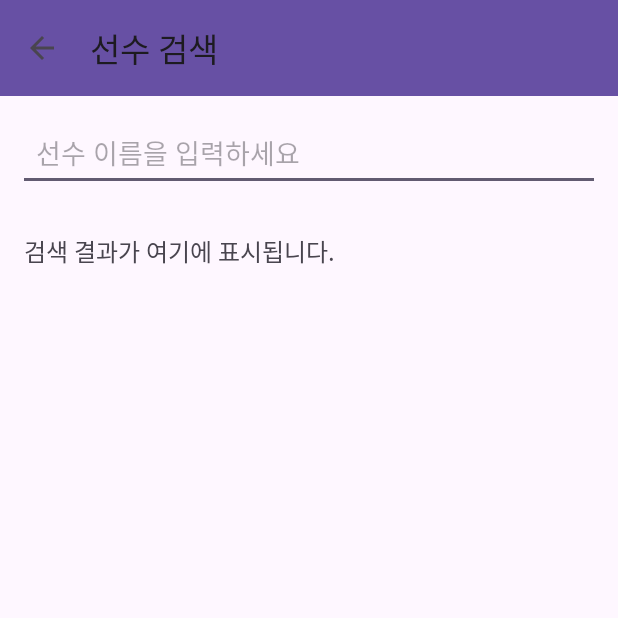
After one commit to Dohoon306/PremierLeagueApp, an Android app: the SearchPlayerActivity screen opened directly, with no data from a screen before it, on a phone screen of 412 x 824 dp, the top half of it. The commit adds this screen. Run offline under Robolectric (Android 15) with nearby library versions, the phone set to English and light mode, and no system bars.

Commit message:
+PlayerSearch

```diff
--- /dev/null
+++ b/app/src/main/java/com/example/teamproject/SearchPlayerActivity.kt
@@ -0,0 +1,60 @@
+package com.example.teamproject
+
+import android.os.Bundle
+import android.view.inputmethod.EditorInfo
+import android.widget.Toast
+import androidx.activity.enableEdgeToEdge
+import androidx.appcompat.app.AppCompatActivity
+import androidx.core.view.ViewCompat
+import androidx.core.view.WindowInsetsCompat
+import com.example.teamproject.databinding.ActivitySearchPlayerBinding
+
+class SearchPlayerActivity : AppCompatActivity() {
+
+    private lateinit var binding: ActivitySearchPlayerBinding
+
+    override fun onCreate(savedInstanceState: Bundle?) {
+        super.onCreate(savedInstanceState)
+        binding = ActivitySearchPlayerBinding.inflate(layoutInflater)
+        setContentView(binding.root)
+
+        // 툴바 설정
+        setSupportActionBar(binding.toolbarSearch)
+        supportActionBar?.setDisplayHomeAsUpEnabled(true)
+        supportActionBar?.title = "선수 검색"
+
+        // 검색 실행
+        binding.editSearch.setOnEditorActionListener { _, actionId, _ ->
+            if (actionId == EditorInfo.IME_ACTION_SEARCH) {
+                searchPlayer(binding.editSearch.text.toString().trim())
+                true
+            } else {
+                false
+            }
+        }
+    }
+
+    private fun searchPlayer(keyword: String) {
+        if (keyword.isEmpty()) {
+            Toast.makeText(this, "검색어를 입력하세요", Toast.LENGTH_SHORT).show()
+            return
+        }
+
+        val teams = getTeamList(this)
+        val result = buildString {
+            for (team in teams) {
+                val matched = team.players.filter { it.name.contains(keyword, ignoreCase = true) }
+                for (player in matched) {
+                    append("${player.name} (${player.position})  #${player.number} - ${team.name}\n")
+                }
+            }
+        }
+
+        binding.tvResult.text = if (result.isEmpty()) "일치하는 선수가 없습니다." else result.trim()
+    }
+
+    override fun onSupportNavigateUp(): Boolean {
+        finish()
+        return true
+    }
+}
--- /dev/null
+++ b/app/src/main/res/layout/activity_search_player.xml
@@ -0,0 +1,33 @@
+<?xml version="1.0" encoding="utf-8"?>
+<LinearLayout xmlns:android="http://schemas.android.com/apk/res/android"
+    xmlns:app="http://schemas.android.com/apk/res-auto"
+    android:orientation="vertical"
+    android:layout_width="match_parent"
+    android:layout_height="match_parent">
+
+    <androidx.appcompat.widget.Toolbar
+        android:id="@+id/toolbarSearch"
+        android:layout_width="match_parent"
+        android:layout_height="?attr/actionBarSize"
+        android:background="?attr/colorPrimary"
+        android:titleTextColor="@android:color/white"/>
+
+    <EditText
+        android:id="@+id/editSearch"
+        android:layout_width="match_parent"
+        android:layout_height="wrap_content"
+        android:hint="선수 이름을 입력하세요"
+        android:inputType="text"
+        android:imeOptions="actionSearch"
+        android:padding="12dp"
+        android:layout_margin="12dp"/>
+
+    <TextView
+        android:id="@+id/tvResult"
+        android:layout_width="match_parent"
+        android:layout_height="0dp"
+        android:layout_weight="1"
+        android:padding="16dp"
+        android:textSize="16sp"
+        android:text="검색 결과가 여기에 표시됩니다." />
+</LinearLayout>
--- /dev/null
+++ b/app/src/main/res/layout/view_ranking.xml
@@ -0,0 +1,5 @@
+<?xml version="1.0" encoding="utf-8"?>
+<androidx.recyclerview.widget.RecyclerView xmlns:android="http://schemas.android.com/apk/res/android"
+    android:id="@+id/recyclerViewRank"
+    android:layout_width="match_parent"
+    android:layout_height="match_parent"/>
```
Also changed, not shown: app/src/main/AndroidManifest.xml (+5 -2 lines), app/src/main/java/com/example/teamproject/MainActivity.kt (+87 -8 lines).
